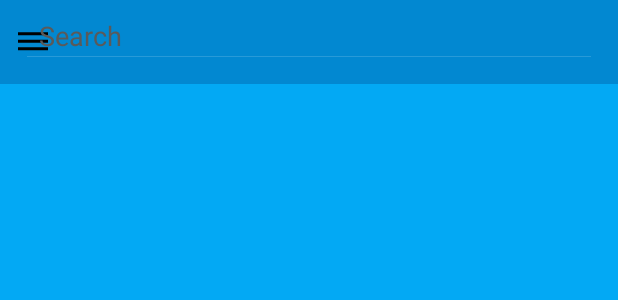
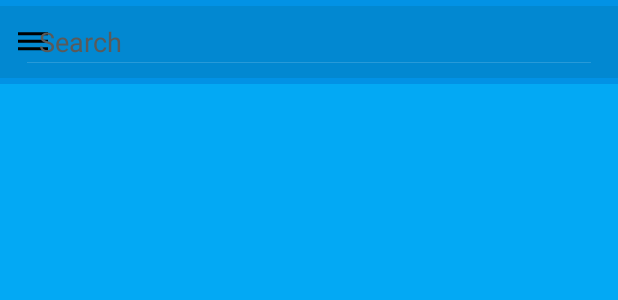
Before and after one commit to mattwalo32/FBLA-Library, an Android app: the layout activity_main.xml on its own in the app's theme, with its tools: preview values and no code run, on a phone screen of 412 x 824 dp. Shown: the top 300 px of the screen. Run offline under Robolectric (Android 15) with nearby library versions, the light colour scheme and no system bars.

Commit message:
Fixed actionbar display

```diff
--- a/FBLAApplication/app/src/main/java/com/walowtech/fblaapplication/Utils/DownloadImageLoader.java
+++ b/FBLAApplication/app/src/main/java/com/walowtech/fblaapplication/Utils/DownloadImageLoader.java
@@ -84,6 +84,8 @@ public class DownloadImageLoader extends AsyncTaskLoader<JSONObject> {
                         }catch(Exception e){
                             //TODO this causes an error
                             ErrorUtils.errorDialog(context, "Unexpected Error", "An error occurred while retrieving data. Make sure you have a good internet connection, and don't switch networks while downloading data.");
+                           // ErrorUtils.errorDialog(activity.getApplicationContext(), "Unexpected Error", "An error occurred while retrieving data. Make sure you have a good internet connection, and don't switch networks while downloading data.");
+                            e.printStackTrace();
                         }
                         categories.get(i).books.get(j).coverSmall = image;
                     } else {
--- a/FBLAApplication/app/src/main/res/drawable/actionbar_drawable.xml
+++ b/FBLAApplication/app/src/main/res/drawable/actionbar_drawable.xml
@@ -1,5 +1,5 @@
 <?xml version="1.0" encoding="utf-8"?>
 <shape android:shape="rectangle"
     xmlns:android="http://schemas.android.com/apk/res/android">
-    <solid android:color="@color/colorPrimary600" />
+    <solid android:color="@color/colorPrimary700" />
 </shape>
--- a/FBLAApplication/app/src/main/res/layout/actionbar_layout.xml
+++ b/FBLAApplication/app/src/main/res/layout/actionbar_layout.xml
@@ -1,26 +1,29 @@
 <?xml version="1.0" encoding="utf-8"?>
 <RelativeLayout xmlns:android="http://schemas.android.com/apk/res/android"
-    android:layout_width="fill_parent"
-    android:layout_height="?attr/actionBarSize"
+    android:layout_width="match_parent"
+    android:layout_height="wrap_content"
     xmlns:app="http://schemas.android.com/apk/res-auto"
     android:background="@color/colorPrimary700">
 
-    <ImageView
+     <android.support.v7.widget.AppCompatImageView
         android:id="@+id/toggle_icon"
         android:layout_width="wrap_content"
-        android:layout_height="match_parent"
+        android:layout_height="wrap_content"
+        android:layout_centerVertical="true"
         app:srcCompat="@drawable/ic_toggle_black"
         android:padding="@dimen/margin"/>
 
     <SearchView
         android:id="@+id/menu_search"
-        android:layout_width="fill_parent"
+        android:layout_width="match_parent"
         android:layout_height="wrap_content"
-        android:layout_alignParentRight="true"
+        android:layout_alignParentLeft="true"
         android:iconifiedByDefault="false"
         android:padding="@dimen/margin"
         android:searchIcon="@null"
         android:searchHintIcon="@null"
-        android:queryHint="Search" />
+        android:queryHint="Search"
+        android:paddingRight="@dimen/margin"/>
+
 
 </RelativeLayout>
--- a/FBLAApplication/app/src/main/res/layout/activity_main.xml
+++ b/FBLAApplication/app/src/main/res/layout/activity_main.xml
@@ -21,8 +21,14 @@
                 android:layout_height="wrap_content"
                 android:minHeight="?attr/actionBarSize"
                 android:background="@color/colorPrimary600"
+                android:contentInsetStart="0dp"
+                android:contentInsetLeft="0dp"
+                android:contentInsetRight="0dp"
+                android:contentInsetEnd="0dp"
                 app:contentInsetLeft="0dp"
-                app:contentInsetStart="0dp">
+                app:contentInsetStart="0dp"
+                app:contentInsetRight="0dp"
+                app:contentInsetEnd="0dp">
 
                 <include layout="@layout/actionbar_layout"/>
 
--- a/FBLAApplication/app/src/main/res/values-w600dp/dimen.xml
+++ b/FBLAApplication/app/src/main/res/values-w600dp/dimen.xml
@@ -20,4 +20,6 @@
 
     <dimen name="ratingbar_width">350dp</dimen>
     <dimen name="ic_diameter">50dp</dimen>
+
+    <dimen name="navbar_item_height">75dp</dimen>
 </resources>
```
Also changed, not shown: FBLAApplication/app/src/main/java/com/walowtech/fblaapplication/MainActivity.java (+28 -4 lines), FBLAApplication/app/src/main/res/menu/actionbar_menu.xml (added, +9 -0 lines).
